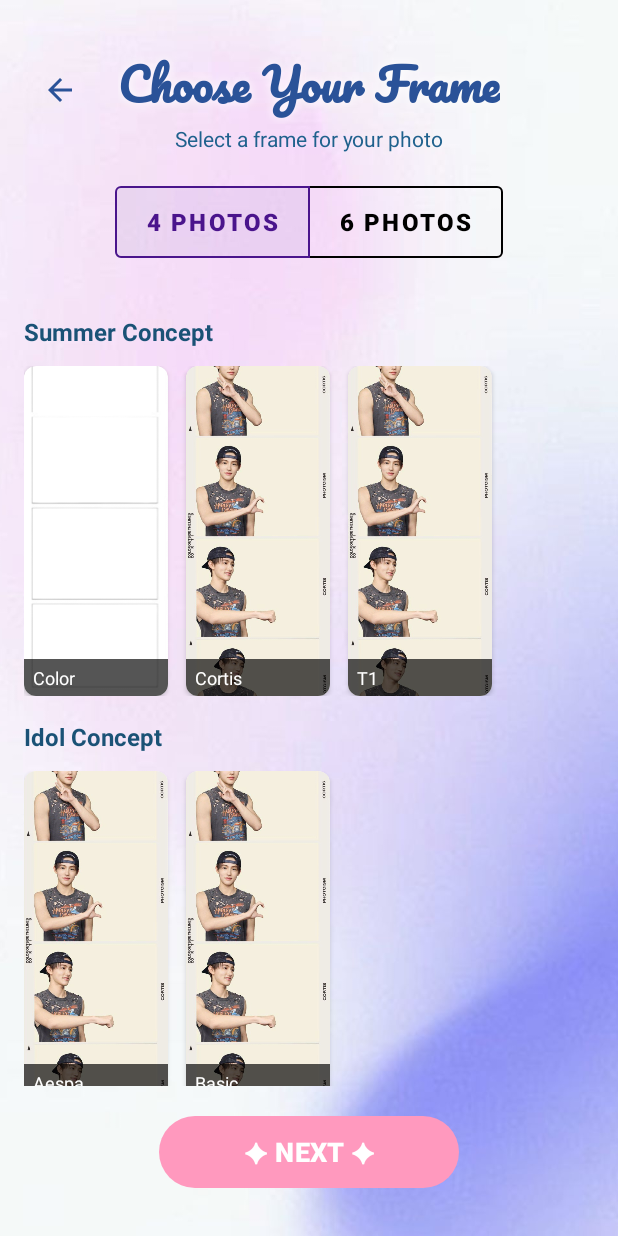
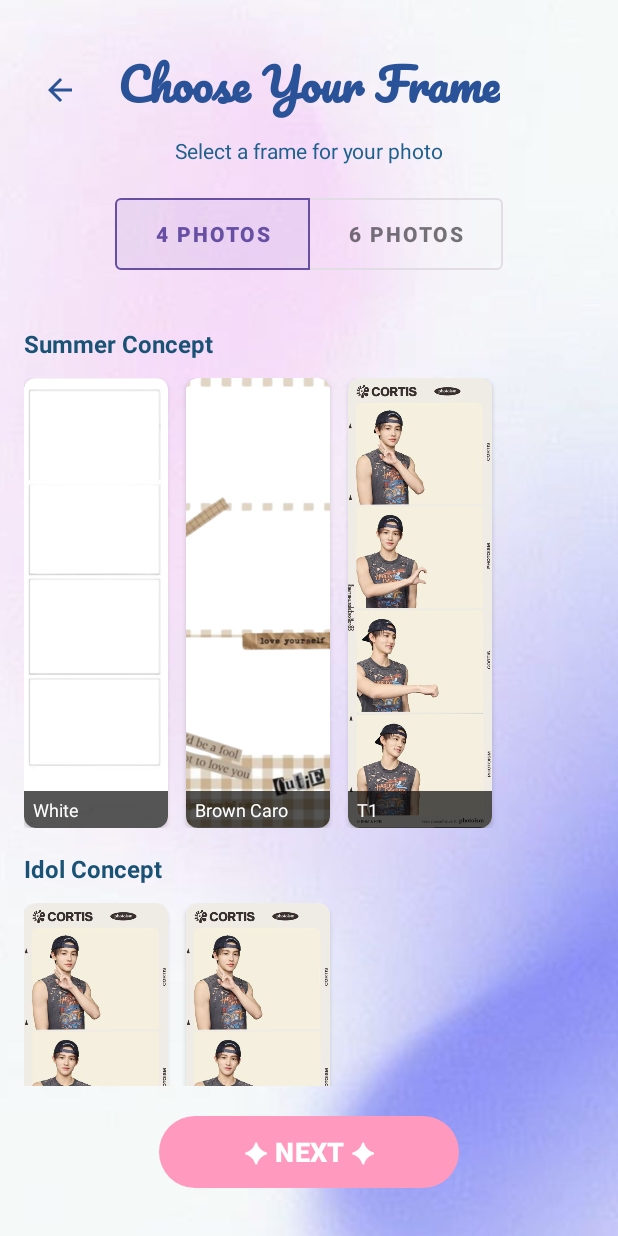
Before and after one commit to tbinh94/ExpressionPhotoBooth, an Android app: the SetupActivity screen opened directly, with no data from a screen before it, on a phone screen of 412 x 824 dp. Run offline under Robolectric (Android 15) with nearby library versions, the light colour scheme and no system bars.

Commit message:
Enable scroll screen in SetupActivity

```diff
--- a/app/src/main/java/com/example/expressionphotobooth/SetupActivity.java
+++ b/app/src/main/java/com/example/expressionphotobooth/SetupActivity.java
@@ -120,8 +120,8 @@ public class SetupActivity extends AppCompatActivity {
         List<Concept> concepts = new ArrayList<>();
 
         List<Frame> summerFrames = new ArrayList<>();
-        summerFrames.add(new Frame(1, R.drawable.frm_basic_white, "Color", EditState.FrameStyle.NONE));
-        summerFrames.add(new Frame(2, R.drawable.sample_frame, "Cortis", EditState.FrameStyle.CORTIS));
+        summerFrames.add(new Frame(1, R.drawable.frm_basic_white, "White", EditState.FrameStyle.NONE));
+        summerFrames.add(new Frame(2, R.drawable.frm_brown_caro, "Brown Caro", EditState.FrameStyle.CORTIS));
         summerFrames.add(new Frame(3, R.drawable.sample_frame, "T1", EditState.FrameStyle.T1));
         concepts.add(new Concept("Summer Concept", summerFrames));
 
--- a/app/src/main/java/com/example/expressionphotobooth/utils/FrameConfig.java
+++ b/app/src/main/java/com/example/expressionphotobooth/utils/FrameConfig.java
@@ -21,7 +21,14 @@ public class FrameConfig {
             holes.add(new Rect(10, 245, 170, 355)); // Lỗ 3
             holes.add(new Rect(10, 365, 170, 475)); // Lỗ 4
         }
-        // Thêm các IF cho các frame khác ở đây...
+
+        if (frameResId == R.drawable.frm_brown_caro) {
+            // Rect(trái, trên, phải, dưới) - Đo bằng Pixel tương ứng với kích thước gốc của file Frame.png
+            holes.add(new Rect(8, 12, 220, 165)); // Lỗ 1
+            holes.add(new Rect(8, 178, 220, 331)); // Lỗ 2
+            holes.add(new Rect(8, 348, 220, 500)); // Lỗ 3
+//            holes.add(new Rect(8, 365, 170, 475)); // Lỗ 4
+        }
 
         return holes;
     }
--- a/app/src/main/res/layout/activity_setup.xml
+++ b/app/src/main/res/layout/activity_setup.xml
@@ -15,7 +15,6 @@
         app:layout_constraintStart_toStartOf="parent"
         app:layout_constraintTop_toTopOf="parent" />
 
-    <!-- Nút Quay lại đẹp hơn -->
     <com.google.android.material.button.MaterialButton
         android:id="@+id/btnBack"
         style="@style/Widget.MaterialComponents.Button.TextButton"
@@ -23,10 +22,6 @@
         android:layout_height="48dp"
         android:layout_marginStart="16dp"
         android:layout_marginTop="36dp"
-        android:insetLeft="0dp"
-        android:insetTop="0dp"
-        android:insetRight="0dp"
-        android:insetBottom="0dp"
         app:icon="@drawable/ic_arrow_back_24"
         app:iconGravity="textStart"
         app:iconPadding="0dp"
@@ -34,9 +29,9 @@
         app:iconTint="#2A5298"
         app:layout_constraintStart_toStartOf="parent"
         app:layout_constraintTop_toTopOf="parent"
-        app:shapeAppearanceOverlay="@style/ShapeAppearance.MaterialComponents.SmallComponent"
         app:cornerRadius="24dp" />
 
+    <!-- PHẦN CỐ ĐỊNH PHÍA TRÊN -->
     <TextView
         android:id="@+id/tvTitle"
         android:layout_width="wrap_content"
@@ -44,10 +39,6 @@
         android:layout_marginTop="24dp"
         android:text="@string/setup_title"
         android:fontFamily="@font/pacifico_regular"
-        android:shadowColor="#FFFFFF"
-        android:shadowRadius="8"
-        android:shadowDx="0"
-        android:shadowDy="0"
         android:textColor="#2A5298"
         android:textSize="30sp"
         android:textStyle="bold"
@@ -59,6 +50,7 @@
         android:id="@+id/tvSubtitle"
         android:layout_width="wrap_content"
         android:layout_height="wrap_content"
+        android:layout_marginTop="8dp"
         android:text="@string/setup_subtitle"
         android:textColor="#1F618D"
         android:textSize="14sp"
@@ -83,36 +75,34 @@
             style="@style/Widget.MaterialComponents.Button.OutlinedButton"
             android:layout_width="130dp"
             android:layout_height="60dp"
-            android:textSize="16sp"
-            android:textStyle="bold"
-            android:textColor="@color/selector_toggle_color"
-            app:strokeColor="@color/selector_toggle_color"
-            android:text="@string/setup_count_4" />
+            android:text="@string/setup_count_4"
+            android:textStyle="bold" />
 
         <com.google.android.material.button.MaterialButton
             android:id="@+id/btnCount6"
             style="@style/Widget.MaterialComponents.Button.OutlinedButton"
             android:layout_width="130dp"
             android:layout_height="60dp"
-            android:textSize="16sp"
-            android:textStyle="bold"
-            android:textColor="@color/selector_toggle_color"
-            app:strokeColor="@color/selector_toggle_color"
-            android:text="@string/setup_count_6" />
+            android:text="@string/setup_count_6"
+            android:textStyle="bold" />
     </com.google.android.material.button.MaterialButtonToggleGroup>
 
+    <!-- PHẦN CHỈ ĐỊNH CUỘN: RecyclerView -->
+    <!-- Quan trọng: layout_height="0dp" để nó chiếm khoảng không ở giữa và tự scroll -->
     <androidx.recyclerview.widget.RecyclerView
         android:id="@+id/rvConcepts"
         android:layout_width="0dp"
         android:layout_height="0dp"
         android:layout_marginTop="16dp"
         android:layout_marginBottom="16dp"
+        android:clipToPadding="false"
+        android:paddingBottom="20dp"
         app:layout_constraintTop_toBottomOf="@id/togglePhotoCount"
         app:layout_constraintBottom_toTopOf="@id/btnNext"
         app:layout_constraintStart_toStartOf="parent"
         app:layout_constraintEnd_toEndOf="parent" />
 
-    <!-- Nút Tiếp tục -->
+    <!-- PHẦN CỐ ĐỊNH PHÍA DƯỚI -->
     <com.google.android.material.button.MaterialButton
         android:id="@+id/btnNext"
         android:layout_width="200dp"
--- a/app/src/main/res/layout/item_concept.xml
+++ b/app/src/main/res/layout/item_concept.xml
@@ -19,6 +19,6 @@
     <androidx.recyclerview.widget.RecyclerView
         android:id="@+id/rvFrames"
         android:layout_width="match_parent"
-        android:layout_height="220dp"
+        android:layout_height="wrap_content"
         android:orientation="vertical" />
 </LinearLayout>
--- a/app/src/main/res/layout/item_frame.xml
+++ b/app/src/main/res/layout/item_frame.xml
@@ -3,7 +3,7 @@
     xmlns:android="http://schemas.android.com/apk/res/android"
     xmlns:app="http://schemas.android.com/apk/res-auto"
     android:layout_width="96dp"
-    android:layout_height="220dp"
+    android:layout_height="300dp"
     android:layout_marginEnd="12dp"
     app:cardCornerRadius="8dp"
     app:cardElevation="2dp">
```
Also changed, not shown: app/src/main/res/drawable/frm_brown_caro.png (added).
